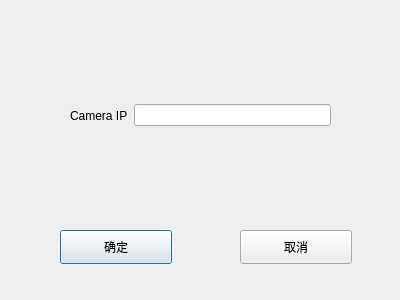
Old version of the form cameralogindialog.ui in the repository lshiwjx/MeasureDistance.
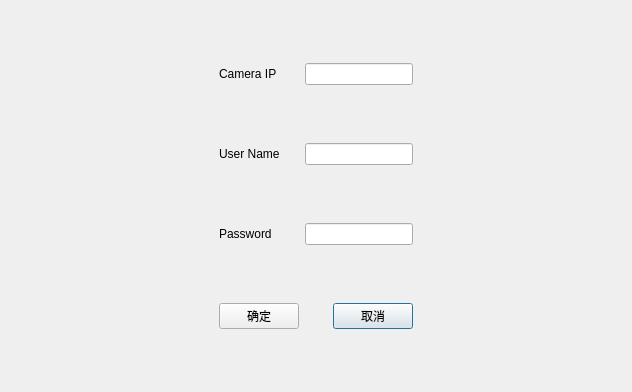
New version of the form.

Commit message: 使用拟合的方法确定了测距的曲线，需要确定激光测距的使用方法

Diff of the .ui file:
```diff
--- a/cameralogindialog.ui
+++ b/cameralogindialog.ui
@@ -6,62 +6,86 @@
    <rect>
     <x>0</x>
     <y>0</y>
-    <width>400</width>
-    <height>300</height>
+    <width>632</width>
+    <height>392</height>
    </rect>
   </property>
   <property name="windowTitle">
    <string>Dialog</string>
   </property>
-  <widget class="QPushButton" name="pushButton">
-   <property name="geometry">
-    <rect>
-     <x>60</x>
-     <y>230</y>
-     <width>112</width>
-     <height>34</height>
-    </rect>
-   </property>
-   <property name="text">
-    <string>确定</string>
-   </property>
-  </widget>
+  <layout class="QGridLayout" name="gridLayout">
+   <item row="3" column="3">
   <widget class="QPushButton" name="pushButton_2">
-   <property name="geometry">
-    <rect>
-     <x>240</x>
-     <y>230</y>
-     <width>112</width>
-     <height>34</height>
-    </rect>
-   </property>
    <property name="text">
     <string>取消</string>
    </property>
   </widget>
-  <widget class="QWidget" name="horizontalLayoutWidget">
-   <property name="geometry">
-    <rect>
-     <x>70</x>
-     <y>90</y>
-     <width>261</width>
-     <height>51</height>
-    </rect>
-   </property>
-   <layout class="QHBoxLayout" name="horizontalLayout">
-    <item>
+   </item>
+   <item row="0" column="2" colspan="2">
+    <widget class="QLineEdit" name="lineEdit"/>
+   </item>
+   <item row="2" column="2" colspan="2">
+    <widget class="QLineEdit" name="lineEditPassword"/>
+   </item>
+   <item row="1" column="2" colspan="2">
+    <widget class="QLineEdit" name="lineEditUserName"/>
+   </item>
+   <item row="2" column="1">
+    <widget class="QLabel" name="label_3">
+     <property name="text">
+      <string>Password</string>
+     </property>
+    </widget>
+   </item>
+   <item row="1" column="1">
+    <widget class="QLabel" name="label_2">
+     <property name="text">
+      <string>User Name</string>
+     </property>
+    </widget>
+   </item>
+   <item row="0" column="1">
      <widget class="QLabel" name="label">
       <property name="text">
        <string>Camera IP</string>
       </property>
      </widget>
     </item>
-    <item>
-     <widget class="QLineEdit" name="lineEdit"/>
+   <item row="1" column="0">
+    <spacer name="horizontalSpacer">
+     <property name="orientation">
+      <enum>Qt::Horizontal</enum>
+     </property>
+     <property name="sizeHint" stdset="0">
+      <size>
+       <width>40</width>
+       <height>20</height>
+      </size>
+     </property>
+    </spacer>
+   </item>
+   <item row="1" column="4">
+    <spacer name="horizontalSpacer_2">
+     <property name="orientation">
+      <enum>Qt::Horizontal</enum>
+     </property>
+     <property name="sizeHint" stdset="0">
+      <size>
+       <width>40</width>
+       <height>20</height>
+      </size>
+     </property>
+    </spacer>
+   </item>
+   <item row="3" column="1">
+    <widget class="QPushButton" name="pushButton">
+     <property name="text">
+      <string>确定</string>
+     </property>
+    </widget>
     </item>
    </layout>
   </widget>
- </widget>
  <tabstops>
   <tabstop>lineEdit</tabstop>
   <tabstop>pushButton</tabstop>
```
Left out of the diff: 2 changed lines with no effect on the pictures. Lines whose indentation alone changed are shown as unchanged. The commit also changes 13 other files.
